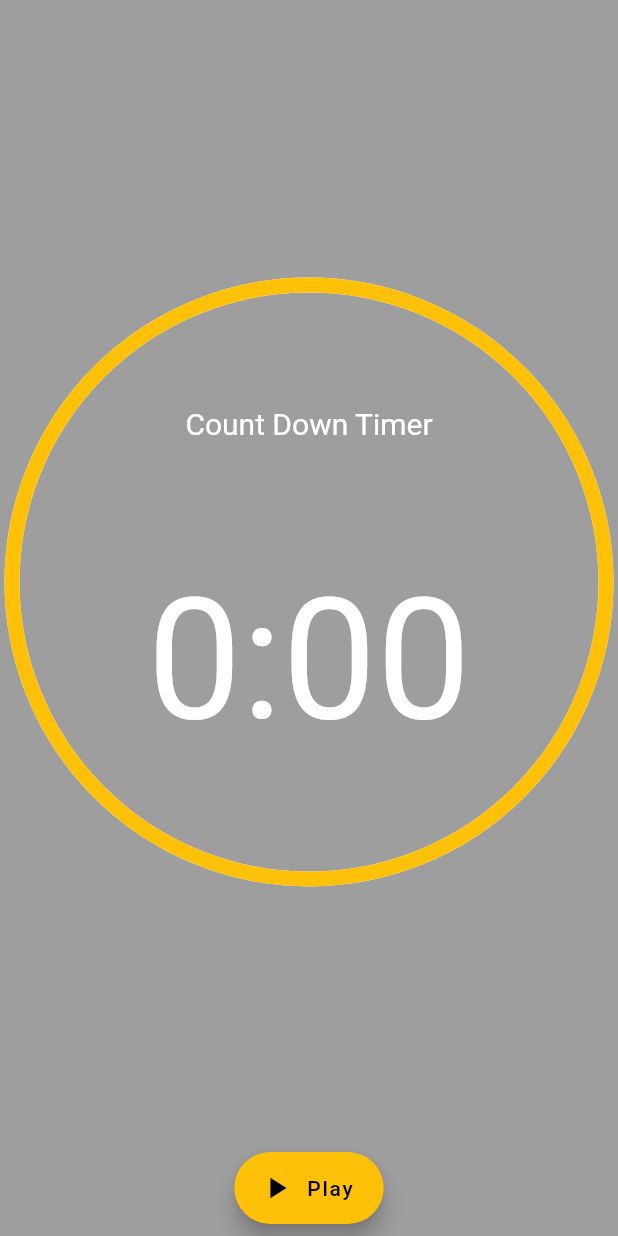
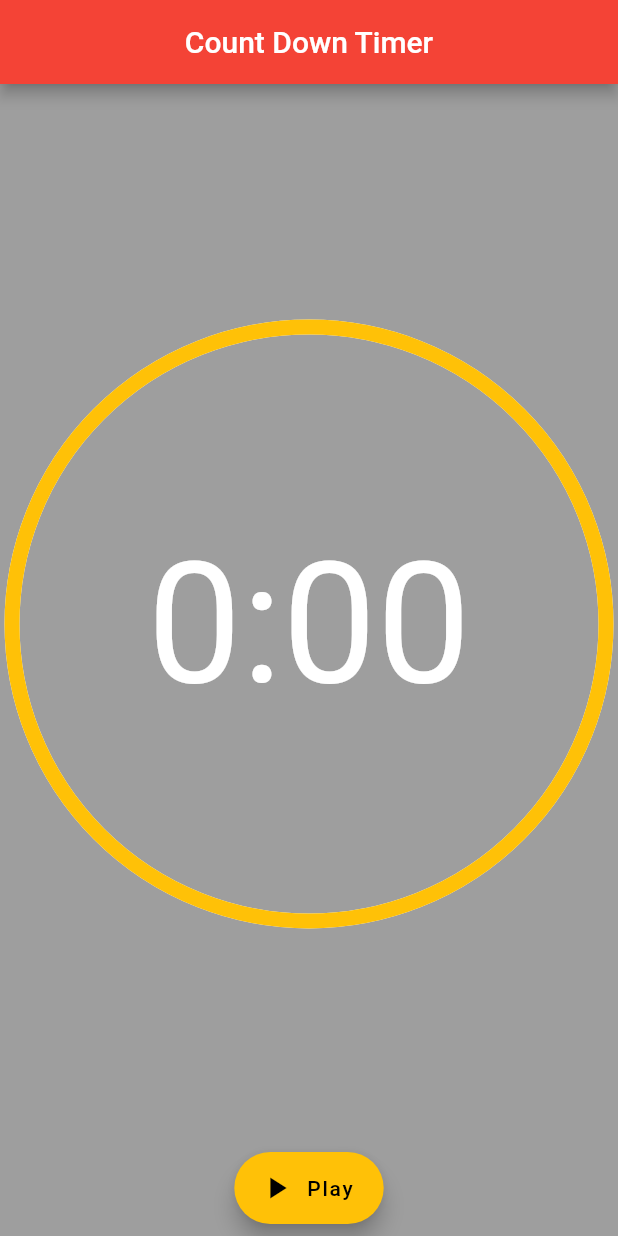
Before and after one commit to dendenso/Project380v1, a Flutter app: the CountDownTimer screen opened directly, on a phone screen of 412 x 824 dp. Run offline on Flutter 3.47's test engine with Material 2 defaults, Android fonts, the phone set to English and light mode, and no system bars; Roboto replaces fonts that are missing (Raleway).

Commit message:
Timer and Icon

```diff
--- a/lib/screens/audio_detail_screen.dart
+++ b/lib/screens/audio_detail_screen.dart
@@ -83,7 +83,7 @@ class AudioDetailScreen extends StatelessWidget {
                     Navigator.push(
                       context,
                       MaterialPageRoute(
-                        builder: (context) => CountDown(),
+                        builder: (context) => Countdown(),
                       ),
                     );
                   },
--- a/lib/timer/countdown.dart
+++ b/lib/timer/countdown.dart
@@ -4,12 +4,13 @@ import 'package:flutter/material.dart';
 import '../audio_data.dart';
 
 
-class CountDown extends StatelessWidget {
+class Countdown extends StatelessWidget {
   @override
   Widget build(BuildContext context) {
     return MaterialApp(
       home: CountDownTimer(),
       debugShowCheckedModeBanner: false,
+      title: "Timer",
       theme: ThemeData(
         iconTheme: IconThemeData(
           color: Colors.white,
@@ -25,8 +26,7 @@ class CountDownTimer extends StatefulWidget {
   _CountDownTimerState createState() => _CountDownTimerState();
 }
 
-class _CountDownTimerState extends State<CountDownTimer>
-    with TickerProviderStateMixin {
+class _CountDownTimerState extends State<CountDownTimer> with TickerProviderStateMixin {
   AnimationController controller;
 
   String get timerString {
@@ -47,6 +47,13 @@ class _CountDownTimerState extends State<CountDownTimer>
   Widget build(BuildContext context) {
     ThemeData themeData = Theme.of(context);
     return Scaffold(
+      appBar: AppBar(
+        title: Text(
+          "Count Down Timer"
+        ),
+        centerTitle: true,
+        backgroundColor: Colors.red,
+      ),
       backgroundColor: Colors.grey,
       body: AnimatedBuilder(
           animation: controller,
@@ -81,12 +88,12 @@ class _CountDownTimerState extends State<CountDownTimer>
                                     crossAxisAlignment:
                                     CrossAxisAlignment.center,
                                     children: <Widget>[
-                                      Text(
-                                        "Count Down Timer",
-                                        style: TextStyle(
-                                            fontSize: 20.0,
-                                            color: Colors.white),
-                                      ),
+//                                      Text(
+//                                        "Count Down Timer",
+//                                        style: TextStyle(
+//                                            fontSize: 20.0,
+//                                            color: Colors.white),
+//                                      ),
                                       Text(
                                         timerString,
                                         style: TextStyle(
@@ -101,6 +108,7 @@ class _CountDownTimerState extends State<CountDownTimer>
                           ),
                         ),
                       ),
+
                       AnimatedBuilder(
                           animation: controller,
                           builder: (context, child) {
@@ -121,6 +129,7 @@ class _CountDownTimerState extends State<CountDownTimer>
                                 label: Text(
                                     controller.isAnimating ? "Pause" : "Play"));
                           }),
+
                     ],
                   ),
                 ),
```
Also changed, not shown: 12 other files.
